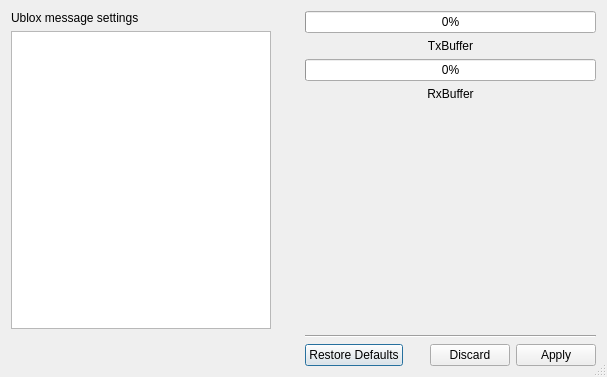
Old version of the form muondetector-gui-1.0.2/src/main/settings.ui in the repository liukai-tech/muondetector.
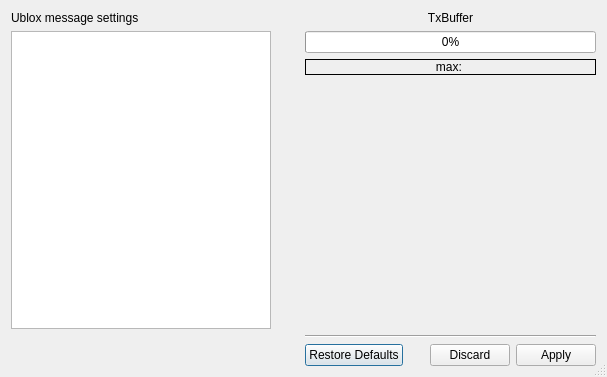
New version of the form.

```diff
--- a/muondetector-gui-1.0.2/src/main/settings.ui
+++ b/muondetector-gui-1.0.2/src/main/settings.ui
@@ -106,34 +106,7 @@
     </spacer>
    </item>
    <item row="0" column="2">
-    <layout class="QVBoxLayout" name="verticalLayout_3">
-     <item>
-      <layout class="QVBoxLayout" name="verticalLayout_2">
-       <item>
-        <widget class="QProgressBar" name="progressBar_2">
-         <property name="minimumSize">
-          <size>
-           <width>40</width>
-           <height>0</height>
-          </size>
-         </property>
-         <property name="baseSize">
-          <size>
-           <width>100</width>
-           <height>0</height>
-          </size>
-         </property>
-         <property name="value">
-          <number>0</number>
-         </property>
-         <property name="alignment">
-          <set>Qt::AlignCenter</set>
-         </property>
-         <property name="orientation">
-          <enum>Qt::Horizontal</enum>
-         </property>
-        </widget>
-       </item>
+    <layout class="QVBoxLayout" name="verticalLayout">
        <item>
         <widget class="QLabel" name="label_3">
          <property name="text">
@@ -144,12 +117,8 @@
          </property>
         </widget>
        </item>
-      </layout>
-     </item>
      <item>
-      <layout class="QVBoxLayout" name="verticalLayout">
-       <item>
-        <widget class="QProgressBar" name="progressBar">
+      <widget class="QProgressBar" name="txBufProgressBar">
          <property name="minimumSize">
           <size>
            <width>40</width>
@@ -174,16 +143,20 @@
         </widget>
        </item>
        <item>
-        <widget class="QLabel" name="label_2">
+      <widget class="QLabel" name="txPeakLabel">
+       <property name="autoFillBackground">
+        <bool>false</bool>
+       </property>
+       <property name="frameShape">
+        <enum>QFrame::Box</enum>
+       </property>
          <property name="text">
-          <string>RxBuffer</string>
+        <string>max: </string>
          </property>
          <property name="alignment">
           <set>Qt::AlignCenter</set>
          </property>
         </widget>
-       </item>
-      </layout>
      </item>
     </layout>
    </item>
```
Lines whose indentation alone changed are shown as unchanged.
